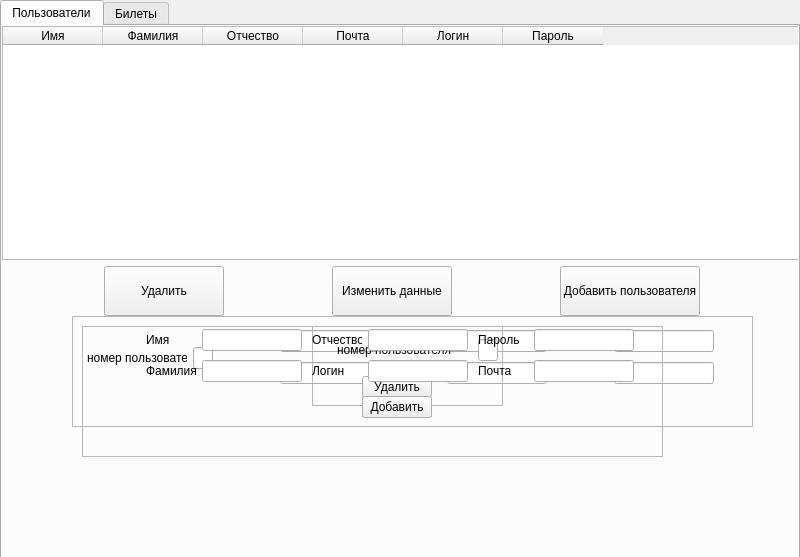
Old version of the form frontend/ui/adminMenu.ui in the repository koccyx/TravelMaster.
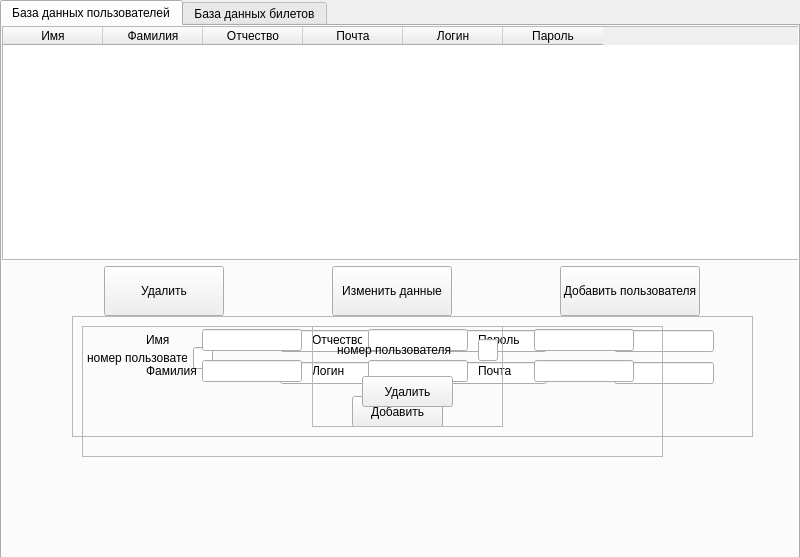
New version of the form. The open tabs and pages were chosen to show the change.

Diff of the .ui file:
```diff
--- a/frontend/ui/adminMenu.ui
+++ b/frontend/ui/adminMenu.ui
@@ -30,7 +30,7 @@
    </property>
    <widget class="QWidget" name="tab">
     <attribute name="title">
-     <string>Пользователи</string>
+     <string>База данных пользователей</string>
     </attribute>
     <widget class="QSplitter" name="splitter">
      <property name="geometry">
@@ -63,6 +63,9 @@
          <property name="wordWrap">
           <bool>true</bool>
          </property>
+         <attribute name="verticalHeaderVisible">
+          <bool>false</bool>
+         </attribute>
          <column>
           <property name="text">
            <string>Имя</string>
@@ -168,7 +171,7 @@
        <x>70</x>
        <y>290</y>
        <width>681</width>
-       <height>111</height>
+       <height>121</height>
       </rect>
      </property>
      <property name="frameShape">
@@ -479,8 +482,8 @@
        <rect>
         <x>290</x>
         <y>80</y>
-        <width>70</width>
-        <height>22</height>
+        <width>81</width>
+        <height>31</height>
        </rect>
       </property>
       <property name="text">
@@ -500,7 +503,7 @@
        <x>310</x>
        <y>300</y>
        <width>191</width>
-       <height>80</height>
+       <height>101</height>
       </rect>
      </property>
      <property name="frameShape">
@@ -561,8 +564,8 @@
        <rect>
         <x>50</x>
         <y>50</y>
-        <width>70</width>
-        <height>22</height>
+        <width>91</width>
+        <height>31</height>
        </rect>
       </property>
       <property name="text">
@@ -852,10 +855,10 @@
      <widget class="QPushButton" name="additionButtonFrame">
       <property name="geometry">
        <rect>
-        <x>280</x>
+        <x>270</x>
         <y>70</y>
-        <width>70</width>
-        <height>22</height>
+        <width>91</width>
+        <height>31</height>
        </rect>
       </property>
       <property name="text">
@@ -869,10 +872,14 @@
       </property>
      </widget>
     </widget>
+    <zorder>splitter</zorder>
+    <zorder>changedFrame</zorder>
+    <zorder>additionFrame</zorder>
+    <zorder>deletionFrame</zorder>
    </widget>
    <widget class="QWidget" name="tab2">
     <attribute name="title">
-     <string>Билеты</string>
+     <string>База данных билетов</string>
     </attribute>
     <widget class="QTableWidget" name="ticketTable">
      <property name="geometry">
@@ -898,6 +905,12 @@
      <property name="wordWrap">
       <bool>true</bool>
      </property>
+     <attribute name="horizontalHeaderDefaultSectionSize">
+      <number>150</number>
+     </attribute>
+     <attribute name="verticalHeaderVisible">
+      <bool>false</bool>
+     </attribute>
      <column>
       <property name="text">
        <string>id</string>
@@ -967,8 +980,8 @@
        <rect>
         <x>81</x>
         <y>11</y>
-        <width>92</width>
-        <height>53</height>
+        <width>121</width>
+        <height>71</height>
        </rect>
       </property>
       <layout class="QVBoxLayout" name="verticalLayout_7">
@@ -1201,6 +1214,11 @@
       </item>
      </layout>
     </widget>
+    <zorder>ticketTable</zorder>
+    <zorder>label_13</zorder>
+    <zorder>additionTicketFrame</zorder>
+    <zorder>layoutWidget</zorder>
+    <zorder>deletionTicketFrame</zorder>
    </widget>
   </widget>
  </widget>
```
